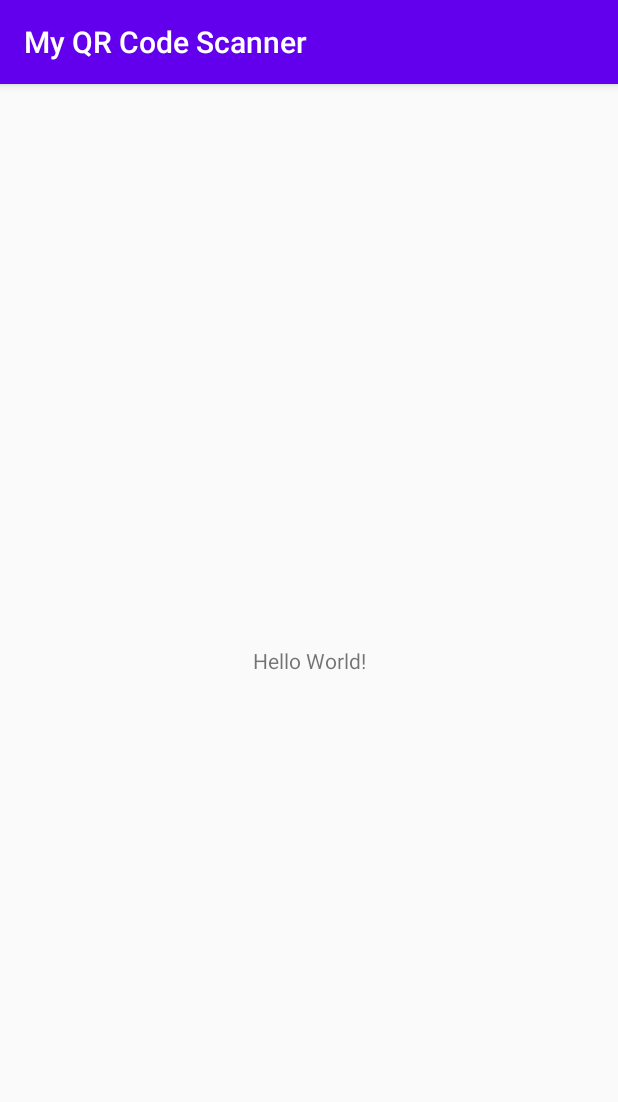
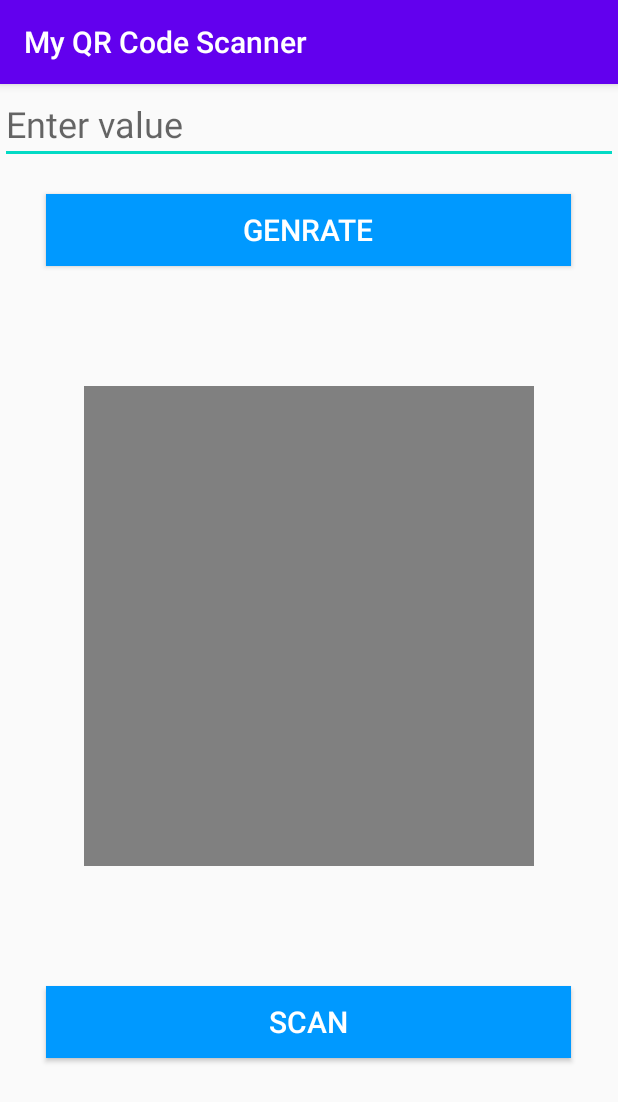
Before and after one commit to abhayjat/my-QRCode-Scanner, an Android app: the screen it shows after launch (MainActivity), on a phone screen of 412 x 824 dp. Shown: the top 1102 px of the screen. Run offline under Robolectric (Android 15) with nearby library versions, the phone set to English and light mode, and no system bars.

Commit message:
Make Genrator User Interface

```diff
--- a/app/build.gradle
+++ b/app/build.gradle
@@ -26,6 +26,8 @@ dependencies {
     implementation fileTree(dir: "libs", include: ["*.jar"])
     implementation 'androidx.appcompat:appcompat:1.2.0'
     implementation 'androidx.constraintlayout:constraintlayout:1.1.3'
+    implementation 'androidmads.library.qrgenearator:QRGenearator:1.0.4'
+    implementation 'com.google.zxing:core:3.3.2'
     testImplementation 'junit:junit:4.12'
     androidTestImplementation 'androidx.test.ext:junit:1.1.1'
     androidTestImplementation 'androidx.test.espresso:espresso-core:3.2.0'
--- a/app/src/main/res/layout/activity_main.xml
+++ b/app/src/main/res/layout/activity_main.xml
@@ -1,18 +1,51 @@
 <?xml version="1.0" encoding="utf-8"?>
-<androidx.constraintlayout.widget.ConstraintLayout xmlns:android="http://schemas.android.com/apk/res/android"
+<RelativeLayout xmlns:android="http://schemas.android.com/apk/res/android"
     xmlns:app="http://schemas.android.com/apk/res-auto"
     xmlns:tools="http://schemas.android.com/tools"
     android:layout_width="match_parent"
     android:layout_height="match_parent"
     tools:context=".MainActivity">
 
-    <TextView
-        android:layout_width="wrap_content"
+    <EditText
+        android:layout_width="match_parent"
         android:layout_height="wrap_content"
-        android:text="Hello World!"
-        app:layout_constraintBottom_toBottomOf="parent"
-        app:layout_constraintLeft_toLeftOf="parent"
-        app:layout_constraintRight_toRightOf="parent"
-        app:layout_constraintTop_toTopOf="parent" />
+        android:id="@+id/enter_val"
+        android:hint="Enter value"
+        style="@style/Widget.AppCompat.Light.SearchView"
+        android:textSize="24sp"/>
 
-</androidx.constraintlayout.widget.ConstraintLayout>
+    <Button
+        android:layout_width="350dp"
+        android:layout_height="wrap_content"
+        android:layout_below="@id/enter_val"
+        android:id="@+id/genrate"
+        android:layout_centerHorizontal="true"
+        android:text="GENRATE"
+        android:textSize="20dp"
+        android:textColor="#fff"
+        android:background="#0099ff"
+        android:layout_marginTop="20dp"
+        />
+
+    <ImageView
+        android:layout_width="300dp"
+        android:layout_height="320dp"
+        android:layout_below="@id/genrate"
+        android:layout_centerHorizontal="true"
+        android:layout_marginTop="80dp"
+        android:background="#808080"
+        android:id="@+id/screener"/>
+
+    <Button
+        android:layout_width="350dp"
+        android:layout_height="wrap_content"
+        android:layout_below="@id/screener"
+        android:layout_centerHorizontal="true"
+        android:text="SCAN"
+        android:textSize="20dp"
+        android:textColor="#fff"
+        android:layout_marginTop="80dp"
+        android:background="#0099ff"/>
+
+
+</RelativeLayout>
```
